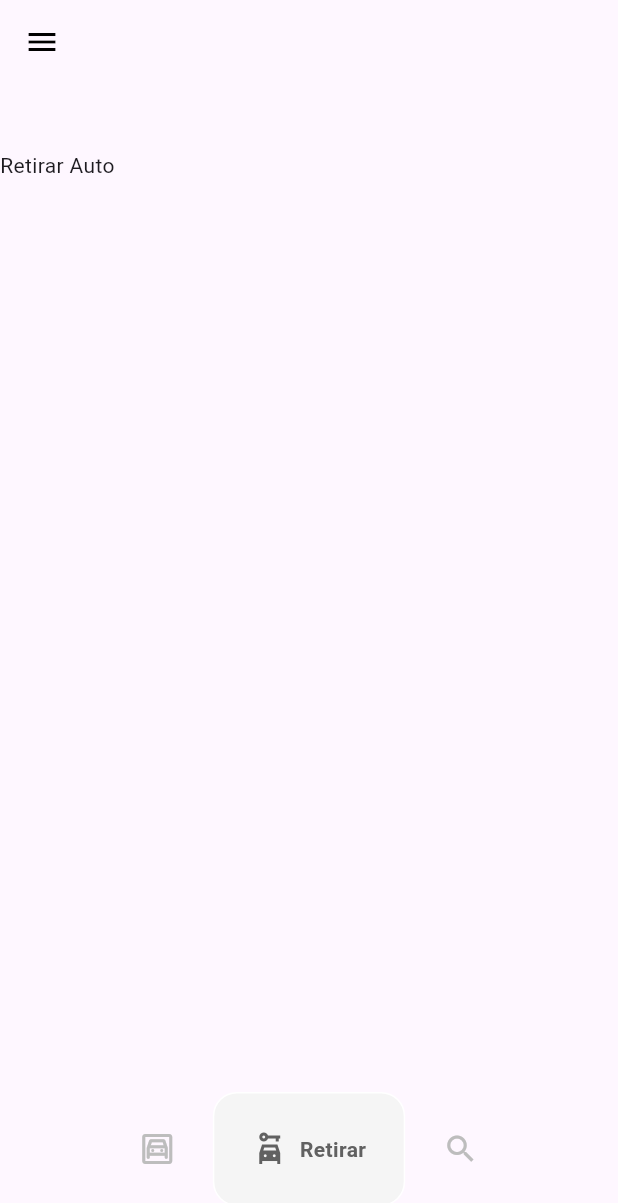
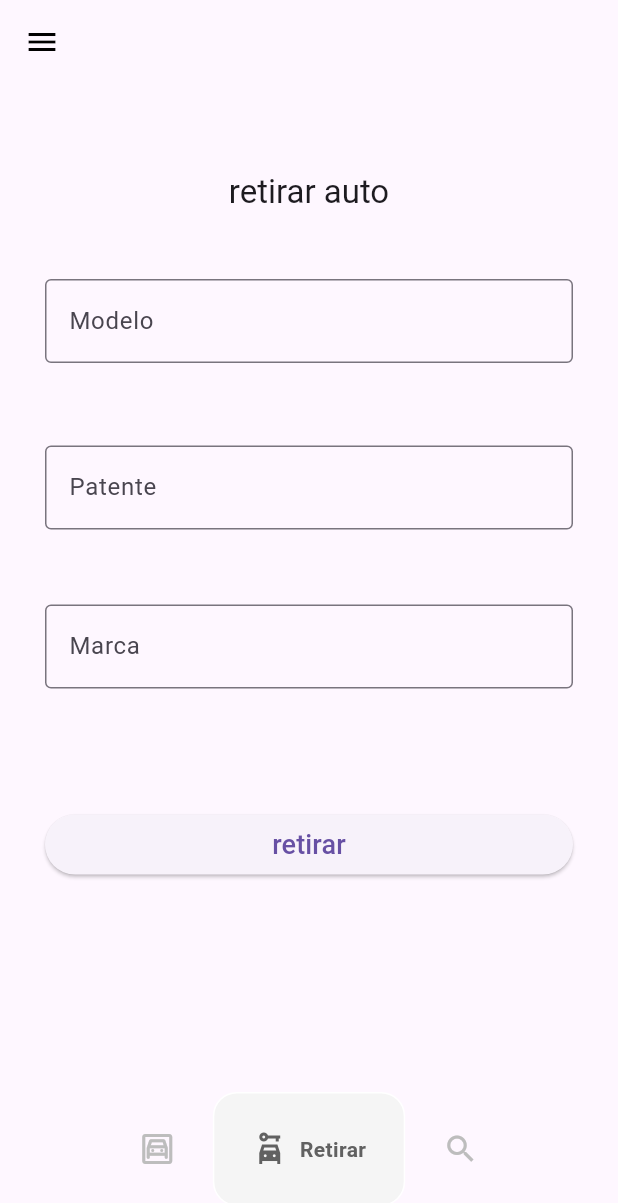
Before and after one commit to lautaro2034/tp3, a Flutter app: the Home screen opened by its route, item 2 of the bottom bar chosen, on a phone screen of 412 x 824 dp. Shown: the top 1203 px of the screen. Run offline on Flutter 3.47's test engine with Material 3 defaults, Android fonts, the phone set to English and light mode, and no system bars; drawn by our look-alikes of google_nav_bar; our stand-ins replace cloud_firestore, firebase_auth, firebase_core, go_router, table_calendar; missing offline and left inert: booking_calendar; accounts and stored records are empty; network calls fail.

Commit message:
retiro de auto

```diff
--- a/lib/presentations/screens/booking_calendar.dart
+++ b/lib/presentations/screens/booking_calendar.dart
@@ -1,4 +1,3 @@
-import 'package:app_de_estacionamiento/presentations/screens/home.dart';
 import 'package:flutter/material.dart';
 import 'package:booking_calendar/booking_calendar.dart';
 import 'package:go_router/go_router.dart';
--- a/lib/presentations/screens/home.dart
+++ b/lib/presentations/screens/home.dart
@@ -3,6 +3,7 @@ import 'package:app_de_estacionamiento/presentations/screens/booking_calendar.da
 import 'package:app_de_estacionamiento/presentations/screens/form_reserva.dart';
 import 'package:app_de_estacionamiento/presentations/screens/screen_buscar_auto.dart';
 import 'package:app_de_estacionamiento/presentations/screens/screen_menu_lateral.dart';
+import 'package:app_de_estacionamiento/presentations/screens/screen_retiro_auto.dart';
 import 'package:app_de_estacionamiento/presentations/widgets/drawer_menu_lateral.dart';
 import 'package:app_de_estacionamiento/presentations/widgets/my_bottom_navbar.dart';
 import 'package:flutter/material.dart';
@@ -27,14 +28,14 @@ class _HomeState extends State<Home> {
 
   // Paginas a mostrar
   final List<Widget> _pages = [
+    //registro de reserva
     const ConfirmReservationPage(),
-    // Screen de retiro de auto
-    const Text('Retirar Auto'),
 
     // Calendario de las reservas
+    //const AdminReservationCalendar(),
 
-    //const BookingCalendarDemoApp(),
-    //const AdminReservationCalendar(),
+    // Screen de retiro de auto
+    const RetirarAuto(),
 
     // Screen de busqueda de auto
     const BuscadorAuto()
--- a/lib/presentations/screens/login.dart
+++ b/lib/presentations/screens/login.dart
@@ -12,7 +12,7 @@ import 'package:go_router/go_router.dart';
 class Login extends StatefulWidget {
   static const String name = 'Login';
 
-  Login({super.key});
+  const Login({super.key});
 
   @override
   State<Login> createState() => _LoginState();
--- /dev/null
+++ b/lib/presentations/screens/screen_retiro_auto.dart
@@ -0,0 +1,84 @@
+import 'package:app_de_estacionamiento/presentations/widgets/dialog_box_retiro.dart';
+import 'package:flutter/material.dart';
+
+class RetirarAuto extends StatefulWidget {
+  static const String name = 'RetirarAuto';
+  const RetirarAuto({super.key});
+
+  @override
+  State<RetirarAuto> createState() => _RetirarAutoState();
+}
+
+class _RetirarAutoState extends State<RetirarAuto> {
+  // Alerta => Info de la busqueda
+  void showBox() {
+    showDialog(
+        context: context,
+        builder: (context) {
+          return BoxDialogRetiro(onCancel: onCancel);
+        });
+  }
+
+  void onCancel() {
+    Navigator.of(context).pop();
+  }
+
+  @override
+  Widget build(BuildContext context) {
+    return Scaffold(
+      appBar: AppBar(
+        centerTitle: true,
+        title: const Text('retirar auto'),
+      ),
+      body: Form(
+        child: Padding(
+          padding: const EdgeInsets.all(30.0),
+          child:
+              Column(crossAxisAlignment: CrossAxisAlignment.center, children: [
+            // Input Modelo
+            TextFormField(
+              decoration: const InputDecoration(
+                labelText: 'Modelo',
+                border: OutlineInputBorder(),
+              ),
+            ),
+
+            const SizedBox(height: 55),
+
+            // Input Patente
+            TextFormField(
+              decoration: const InputDecoration(
+                labelText: 'Patente',
+                border: OutlineInputBorder(),
+              ),
+            ),
+
+            const SizedBox(height: 50),
+
+            // Input Marca
+            TextFormField(
+              decoration: const InputDecoration(
+                labelText: 'Marca',
+                border: OutlineInputBorder(),
+              ),
+            ),
+            const SizedBox(height: 80),
+
+            // Boton retirar
+            SizedBox(
+                width: double.infinity,
+                child: ElevatedButton(
+                  onPressed: () {
+                    showBox();
+                  },
+                  child: const Text(
+                    'retirar',
+                    style: TextStyle(fontSize: 18),
+                  ),
+                ))
+          ]),
+        ),
+      ),
+    );
+  }
+}
```
Also changed, not shown: lib/presentations/screens/form_reserva.dart (+3 -9 lines), lib/presentations/widgets/dialog_box_retiro.dart (added, +32 -0 lines).
